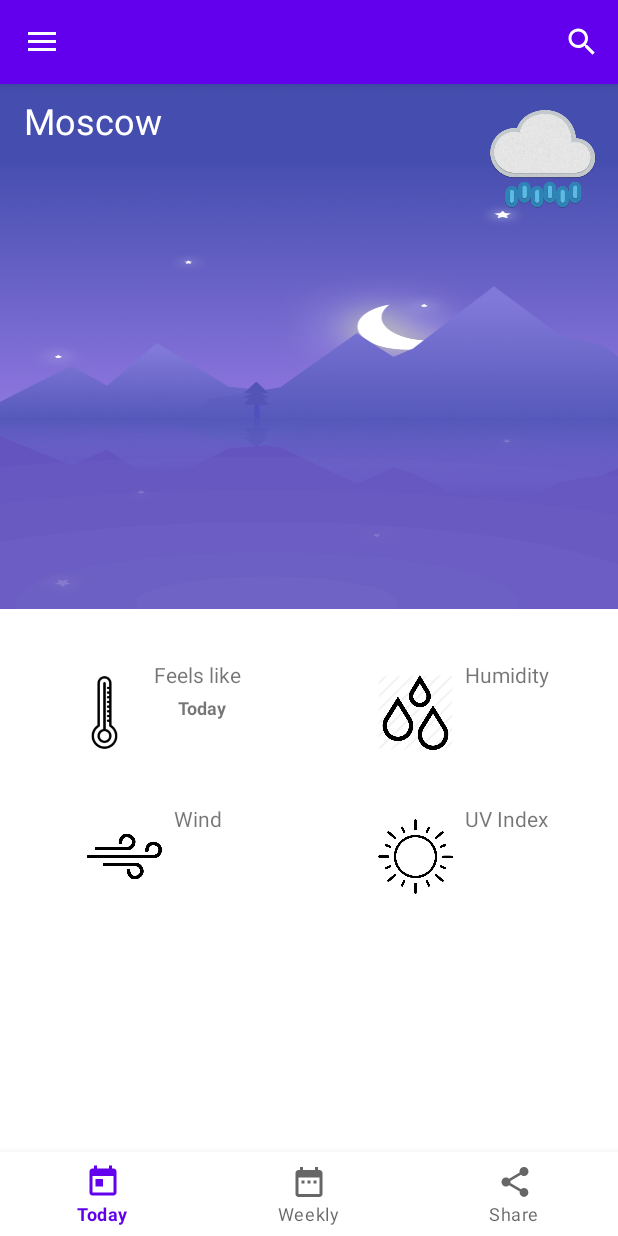
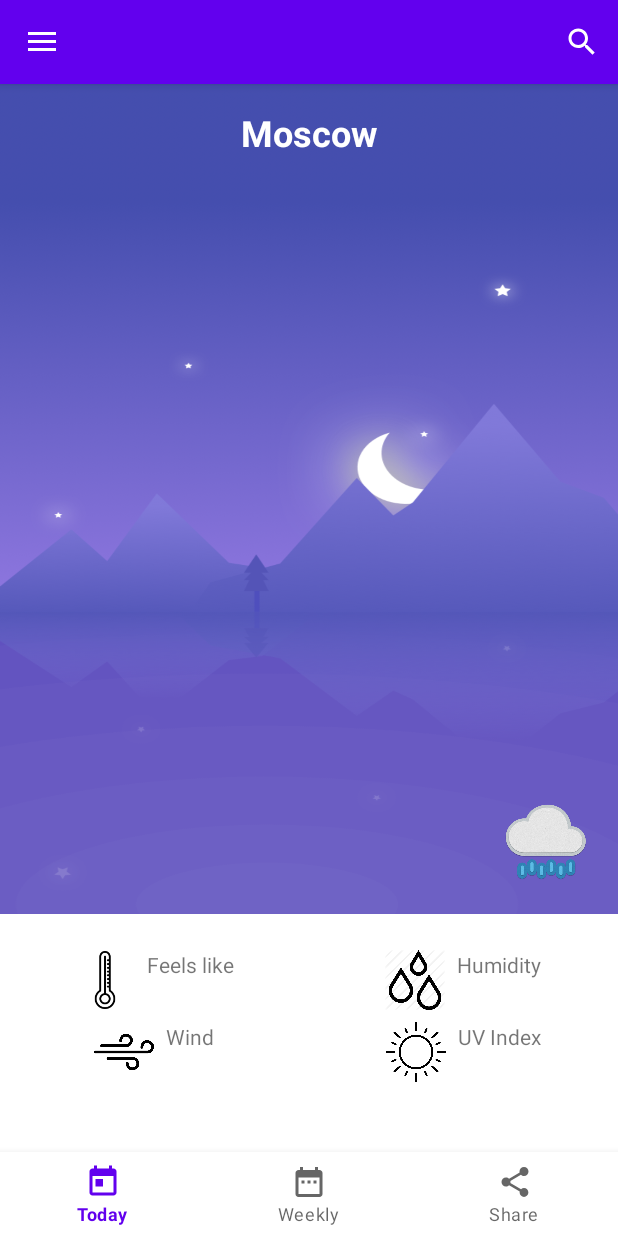
Before and after one commit to rekuiemuu/weather_mobile_app, an Android app: the screen it shows after launch (MainActivity), on a phone screen of 412 x 824 dp. Run offline under Robolectric (Android 15) with nearby library versions, the phone set to English and light mode, and no system bars; our stand-ins replace Dagger/Hilt's generated code, Firebase (no records; nobody signed in at launch, a user with empty details on screens opened directly), navigation-ui; 3 statements that could not run were skipped.

Commit message:
change of structure
the structure of the main layout has been changed and the design has been modified

```diff
--- /dev/null
+++ b/app/src/main/res/drawable/bg_day_gradient.xml
@@ -0,0 +1,6 @@
+<?xml version="1.0" encoding="utf-8"?>
+<gradient xmlns:android="http://schemas.android.com/apk/res/android"
+    android:angle="270"
+    android:startColor="#FF9A9E"
+    android:endColor="#FAD0C4"
+    android:type="linear"/>
--- /dev/null
+++ b/app/src/main/res/drawable/bg_night_gradient.xml
@@ -0,0 +1,6 @@
+<?xml version="1.0" encoding="utf-8"?>
+<gradient xmlns:android="http://schemas.android.com/apk/res/android"
+    android:angle="270"
+    android:startColor="#283E51"
+    android:endColor="#0A2342"
+    android:type="linear"/>
--- a/app/src/main/res/layout/fragment_home.xml
+++ b/app/src/main/res/layout/fragment_home.xml
@@ -1,253 +1,254 @@
 <?xml version="1.0" encoding="utf-8"?>
+<!-- Updated to match the single-card layout shown on the screenshot without добавление/удаление компонентов.  -->
 <androidx.core.widget.NestedScrollView
     xmlns:android="http://schemas.android.com/apk/res/android"
     xmlns:app="http://schemas.android.com/apk/res-auto"
     xmlns:tools="http://schemas.android.com/tools"
     android:layout_width="match_parent"
-    android:layout_height="wrap_content">
+    android:layout_height="match_parent">
+
     <androidx.constraintlayout.widget.ConstraintLayout
         android:layout_width="match_parent"
-        android:layout_height="match_parent"
+        android:layout_height="wrap_content"
         tools:context=".ui.today.TodayFragment">
 
+        <!-- Область «карточки» погоды -->
         <RelativeLayout
             android:id="@+id/relative"
-            android:layout_width="match_parent"
-            android:layout_height="350dp"
+            android:layout_width="412dp"
+            android:layout_height="553dp"
             android:background="@drawable/weather_forecast"
+            android:padding="16dp"
             app:layout_constraintEnd_toEndOf="parent"
             app:layout_constraintStart_toStartOf="parent"
             app:layout_constraintTop_toTopOf="parent">
+
+            <!-- Город (по центру сверху) -->
             <TextView
                 android:id="@+id/city"
                 android:layout_width="wrap_content"
                 android:layout_height="wrap_content"
-                tools:text="New Delhi"
+                android:layout_alignParentTop="true"
+                android:layout_centerHorizontal="true"
                 android:textColor="@color/white"
-                android:layout_marginStart="16dp"
-                android:layout_marginTop="8dp"
-                android:textSize="24sp" />
+                android:textSize="24sp"
+                android:textStyle="bold"
+                tools:text="Stockholm" />
 
+            <!-- Дата (под городом, по центру) -->
             <TextView
                 android:id="@+id/date"
                 android:layout_width="wrap_content"
                 android:layout_height="wrap_content"
-                tools:text="Friday, June 30"
+                android:layout_below="@id/city"
+                android:layout_centerHorizontal="true"
                 android:textColor="@color/white"
-                android:layout_below="@+id/city"
-                android:layout_marginStart="16dp"
-                android:textSize="16sp" />
+                android:textSize="14sp"
+                tools:text="Sunday, Aug 28th" />
 
+            <!-- Иконка погоды (правый нижний угол) -->
+            <ImageView
+                android:id="@+id/weather_resource"
+                android:layout_width="64dp"
+                android:layout_height="64dp"
+                android:layout_alignParentEnd="true"
+                android:layout_alignParentBottom="true"
+                android:contentDescription="weather_icon"
+                android:src="@drawable/art_light_rain" />
+
+            <!-- Температура (левый нижний угол) -->
+            <TextView
+                android:id="@+id/temp_condition"
+                android:layout_width="wrap_content"
+                android:layout_height="wrap_content"
+                android:layout_alignParentStart="true"
+                android:layout_alignParentBottom="true"
+                android:textColor="@color/white"
+                android:textSize="70sp"
+                android:textStyle="bold"
+                tools:text="72°" />
+
+            <!-- Описание погодного состояния (над иконкой) -->
             <TextView
                 android:id="@+id/condition"
                 android:layout_width="wrap_content"
                 android:layout_height="wrap_content"
-                tools:text="Light Rain"
+                android:layout_above="@id/weather_resource"
+                android:layout_alignEnd="@id/weather_resource"
+                android:layout_marginEnd="8dp"
+                android:layout_marginBottom="0dp"
                 android:textColor="@color/white"
-                android:layout_below="@+id/date"
-                android:layout_marginStart="16dp"
+                android:textSize="16sp"
                 android:textStyle="bold"
-                android:layout_marginTop="32dp"
-                android:textSize="16sp" />
-
-            <ImageView
-                android:id="@+id/weather_resource"
-                android:layout_width="100dp"
-                android:layout_height="100dp"
-                android:src="@drawable/art_light_rain"
-                android:layout_alignParentEnd="true"
-                android:padding="8dp"/>
-
-            <TextView
-                android:id="@+id/temp_condition"
-                android:layout_width="wrap_content"
-                android:layout_height="wrap_content"
-                tools:text="36C"
-                android:layout_alignParentBottom="true"
-                android:textColor="@color/white"
-                android:padding="16dp"
-                android:textSize="48sp" />
+                tools:text="Sunny" />
 
         </RelativeLayout>
 
+        <!-- Блок с дополнительными параметрами – оставлен без изменений, только выровнен по центру -->
         <LinearLayout
+            android:id="@+id/detailsContainer"
             android:layout_width="match_parent"
             android:layout_height="wrap_content"
+            android:layout_marginTop="16dp"
             android:orientation="vertical"
-            android:layout_weight="1"
-            android:layout_marginTop="16dp"
-            app:layout_constraintBottom_toBottomOf="parent"
+            app:layout_constraintTop_toBottomOf="@id/relative"
+            app:layout_constraintStart_toStartOf="parent"
             app:layout_constraintEnd_toEndOf="parent"
-            app:layout_constraintHorizontal_bias="0.0"
-            app:layout_constraintStart_toStartOf="parent"
-            app:layout_constraintTop_toBottomOf="@+id/relative"
-            app:layout_constraintVertical_bias="0.0">
+            app:layout_constraintBottom_toBottomOf="parent">
 
+            <!-- Первая строка -->
             <LinearLayout
+                android:layout_width="match_parent"
+                android:layout_height="wrap_content"
                 android:orientation="horizontal"
-                android:layout_width="match_parent"
-                android:layout_height="0dp"
-                android:layout_weight="1"
-                android:layout_marginTop="10dp">
+                android:gravity="center"
+                android:layout_marginTop="8dp">
+
+                <!-- Блок "Ощущается как" -->
                 <RelativeLayout
                     android:layout_width="0dp"
                     android:layout_height="wrap_content"
-                    android:padding="8dp"
-                    android:gravity="center"
-                    android:layout_weight="1">
+                    android:layout_weight="1"
+                    android:gravity="center">
 
                     <ImageView
                         android:id="@+id/thermometer"
-                        android:layout_width="50dp"
-                        android:layout_height="70dp"
-                        android:layout_marginEnd="8dp"
-                        android:src="@drawable/thermometer"/>
+                        android:layout_width="40dp"
+                        android:layout_height="40dp"
+                        android:src="@drawable/thermometer" />
 
                     <TextView
                         android:id="@+id/feels_like"
                         android:layout_width="wrap_content"
                         android:layout_height="wrap_content"
-                        android:layout_toEndOf="@+id/thermometer"
-                        android:textSize="14sp"
-                        android:text="@string/feels_like"/>
+                        android:layout_toEndOf="@id/thermometer"
+                        android:layout_marginStart="8dp"
+                        android:text="@string/feels_like"
+                        android:textSize="14sp" />
 
                     <TextView
                         android:id="@+id/temperature"
                         android:layout_width="wrap_content"
                         android:layout_height="wrap_content"
-                        android:layout_toEndOf="@+id/thermometer"
-                        android:layout_below="@+id/feels_like"
-                        android:layout_marginTop="4dp"
+                        android:layout_below="@id/feels_like"
+                        android:layout_alignStart="@id/feels_like"
+                        android:textStyle="bold"
                         android:textSize="14sp"
-                        android:textStyle="bold"
-                        tools:text="22C"/>
-
-                    <TextView
-                        android:layout_width="wrap_content"
-                        android:layout_height="wrap_content"
-                        android:layout_toEndOf="@+id/temperature"
-                        android:layout_below="@+id/feels_like"
-                        android:layout_marginTop="4dp"
-                        android:layout_marginStart="16dp"
-                        android:textSize="12sp"
-                        android:textStyle="bold"
-                        android:text="@string/today"/>
+                        tools:text="22°" />
 
                 </RelativeLayout>
 
+                <!-- Блок "Влажность" -->
                 <RelativeLayout
                     android:layout_width="0dp"
                     android:layout_height="wrap_content"
-                    android:gravity="center"
-                    android:padding="8dp"
-                    android:layout_weight="1">
+                    android:layout_weight="1"
+                    android:gravity="center">
 
                     <ImageView
                         android:id="@+id/humidity_img"
-                        android:layout_width="50dp"
-                        android:layout_height="70dp"
-                        android:layout_marginEnd="8dp"
-                        android:src="@drawable/humidity"/>
+                        android:layout_width="40dp"
+                        android:layout_height="40dp"
+                        android:src="@drawable/humidity" />
 
                     <TextView
                         android:id="@+id/humidity"
                         android:layout_width="wrap_content"
                         android:layout_height="wrap_content"
-                        android:layout_toEndOf="@+id/humidity_img"
-                        android:textSize="14sp"
-                        android:text="@string/humidity"/>
+                        android:layout_toEndOf="@id/humidity_img"
+                        android:layout_marginStart="8dp"
+                        android:text="@string/humidity"
+                        android:textSize="14sp" />
 
                     <TextView
                         android:id="@+id/humidity_value"
                         android:layout_width="wrap_content"
                         android:layout_height="wrap_content"
-                        android:layout_toEndOf="@+id/humidity_img"
-                        android:layout_below="@+id/humidity"
-                        android:layout_marginTop="4dp"
+                        android:layout_below="@id/humidity"
+                        android:layout_alignStart="@id/humidity"
+                        android:textStyle="bold"
                         android:textSize="14sp"
-                        android:textStyle="bold"
-                        tools:text="22C"/>
+                        tools:text="62%" />
 
                 </RelativeLayout>
-
             </LinearLayout>
 
+            <!-- Вторая строка -->
             <LinearLayout
+                android:layout_width="match_parent"
+                android:layout_height="wrap_content"
                 android:orientation="horizontal"
-                android:layout_width="match_parent"
-                android:layout_height="0dp"
-                android:layout_weight="1"
-                android:layout_marginTop="10dp">
+                android:gravity="center"
+                android:layout_marginTop="8dp">
+
+                <!-- Блок "Ветер" -->
                 <RelativeLayout
                     android:layout_width="0dp"
                     android:layout_height="wrap_content"
-                    android:padding="8dp"
-                    android:gravity="center"
-                    android:layout_weight="1">
+                    android:layout_weight="1"
+                    android:gravity="center">
 
                     <ImageView
                         android:id="@+id/wind_img"
-                        android:layout_width="50dp"
-                        android:layout_height="70dp"
-                        android:layout_marginEnd="8dp"
-                        android:src="@drawable/wind"/>
+                        android:layout_width="40dp"
+                        android:layout_height="40dp"
+                        android:src="@drawable/wind" />
 
                     <TextView
                         android:id="@+id/wind"
                         android:layout_width="wrap_content"
                         android:layout_height="wrap_content"
-                        android:layout_toEndOf="@+id/wind_img"
-                        android:textSize="14sp"
-                        android:text="@string/wind"/>
+                        android:layout_toEndOf="@id/wind_img"
+                        android:layout_marginStart="8dp"
+                        android:text="@string/wind"
+                        android:textSize="14sp" />
 
                     <TextView
                         android:id="@+id/wind_value"
                         android:layout_width="wrap_content"
                         android:layout_height="wrap_content"
-                        android:layout_toEndOf="@+id/wind_img"
-                        android:layout_below="@+id/wind"
-                        android:layout_marginTop="4dp"
+                        android:layout_below="@id/wind"
+                        android:layout_alignStart="@id/wind"
+                        android:textStyle="bold"
                         android:textSize="14sp"
-                        android:textStyle="bold"
-                        tools:text="22C"/>
+                        tools:text="5 m/s" />
 
                 </RelativeLayout>
 
+                <!-- Блок "УФ-индекс" -->
                 <RelativeLayout
                     android:layout_width="0dp"
                     android:layout_height="wrap_content"
-                    android:gravity="center"
-                    android:padding="8dp"
-                    android:layout_weight="1">
+                    android:layout_weight="1"
+                    android:gravity="center">
 
                     <ImageView
                         android:id="@+id/sun"
-                        android:layout_width="50dp"
-                        android:layout_height="70dp"
-                        android:layout_marginEnd="8dp"
-                        android:src="@drawable/sun"/>
+                        android:layout_width="40dp"
+                        android:layout_height="40dp"
+                        android:src="@drawable/sun" />
 
                     <TextView
                         android:id="@+id/sun_txt"
                         android:layout_width="wrap_content"
                         android:layout_height="wrap_content"
-                        android:layout_toEndOf="@+id/sun"
-                        android:textSize="14sp"
-                        android:text="@string/uv_index"/>
+                        android:layout_toEndOf="@id/sun"
+                        android:layout_marginStart="8dp"
+                        android:text="@string/uv_index"
+                        android:textSize="14sp" />
 
                     <TextView
                         android:id="@+id/uv_value"
                         android:layout_width="wrap_content"
                         android:layout_height="wrap_content"
-                        android:layout_toEndOf="@+id/sun"
-                        android:layout_below="@+id/sun_txt"
-                        android:layout_marginTop="4dp"
+                        android:layout_below="@id/sun_txt"
+                        android:layout_alignStart="@id/sun_txt"
+                        android:textStyle="bold"
                         android:textSize="14sp"
-                        android:textStyle="bold"
-                        tools:text="22C"/>
-
+                        tools:text="3" />
                 </RelativeLayout>
             </LinearLayout>
         </LinearLayout>
+
     </androidx.constraintlayout.widget.ConstraintLayout>
 </androidx.core.widget.NestedScrollView>
--- /dev/null
+++ b/app/src/main/res/values/styles.xml
@@ -0,0 +1,34 @@
+<?xml version="1.0" encoding="utf-8"?>
+<resources><style name="WeatherHeader">
+    <item name="android:textColor">@color/white</item>
+    <item name="android:textSize">24sp</item>
+    <item name="android:textStyle">bold</item>
+</style>
+
+    <style name="WeatherSubHeader">
+        <item name="android:textColor">@color/white</item>
+        <item name="android:textSize">14sp</item>
+    </style>
+
+    <style name="WeatherSubHeaderBold">
+        <item name="android:textColor">@color/white</item>
+        <item name="android:textSize">16sp</item>
+        <item name="android:textStyle">bold</item>
+    </style>
+
+    <style name="WeatherTemperature">
+        <item name="android:textColor">@color/white</item>
+        <item name="android:textSize">64sp</item>
+        <item name="android:textStyle">bold</item>
+    </style>
+
+    <style name="WeatherInfoTitle">
+        <item name="android:textColor">@color/black</item>
+        <item name="android:textSize">14sp</item>
+    </style>
+
+    <style name="WeatherInfoValue">
+        <item name="android:textColor">@color/black</item>
+        <item name="android:textSize">14sp</item>
+        <item name="android:textStyle">bold</item>
+    </style></resources>
```
